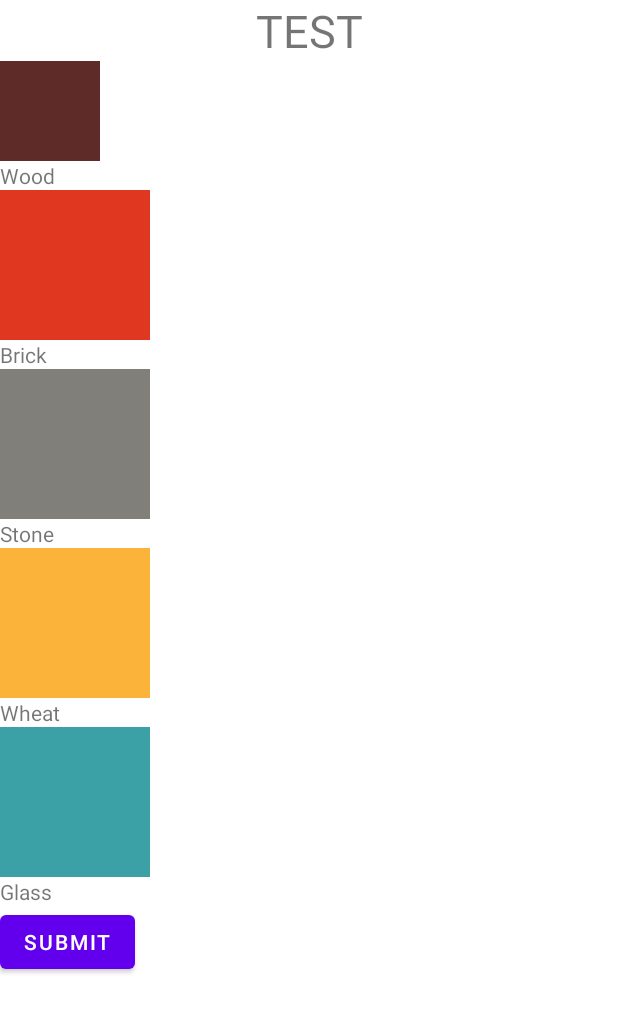
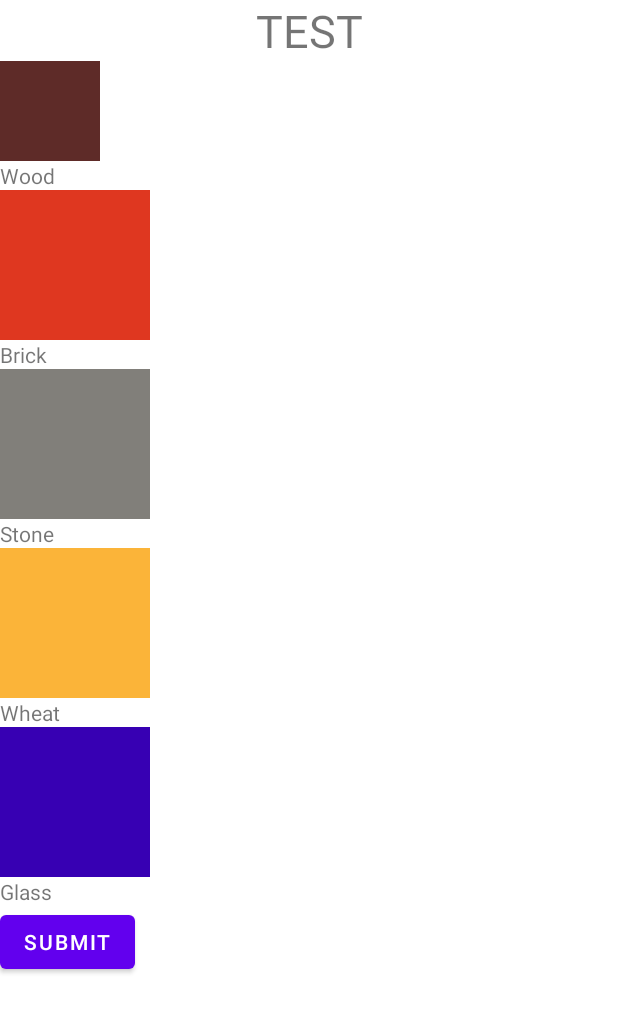
Before and after one commit to Pavital01/TinyTowns, an Android app: the Game screen opened directly, with no data from a screen before it, after a tap on an icon or button, on a phone screen of 412 x 824 dp. Shown: the top 1013 px of the screen. Run offline under Robolectric (Android 15) with nearby library versions, the phone set to English and light mode, and no system bars; 8 statements that could not run were skipped.

Commit message:
Some cosmetics edits and opacity for gameBoard with longClick

```diff
--- a/app/src/main/java/com/example/tinytowns/Game.kt
+++ b/app/src/main/java/com/example/tinytowns/Game.kt
@@ -1,28 +1,28 @@
 package com.example.tinytowns
 
 import android.annotation.SuppressLint
-import android.graphics.Color
-import android.graphics.drawable.ColorDrawable
 import android.graphics.drawable.Drawable
 import android.os.Bundle
-import android.view.LayoutInflater
 import android.view.View
 import android.widget.Button
 import android.widget.TextView
 import androidx.appcompat.app.AppCompatActivity
-import androidx.core.graphics.drawable.DrawableCompat
-import androidx.core.view.updateLayoutParams
 
 class Game() : AppCompatActivity() {
+    var opacity = 0.7f
+    var constSizeResource = 150
+    var constSizeCell = 10
     lateinit var choices : MutableMap<String,View>
     var previousView: View? = null
     lateinit var actual_resurse : Drawable
+    var actualResourceName : String = "Заглушка"
     lateinit var count_players: Integer
     val countCells = 16 - 1
     var players = mutableListOf<Player>()
     var actual_player: Player = Player("Default_1")
     lateinit var master : Player
     var gameBoard: MutableList<View> = mutableListOf()
+    var tempGameBoard: MutableList<View> = mutableListOf()
     lateinit var toNextPlayer: Button
     lateinit var infoPlayer: Button
     lateinit var test: Button
@@ -36,6 +36,12 @@ class Game() : AppCompatActivity() {
     private lateinit var choiceWheat : View
     private lateinit var choiceGlass : View
     private var touch : Boolean = false
+    val longClickListener = View.OnLongClickListener { view ->
+        view.alpha = opacity
+        println("YES-YES")
+
+        true // Возвращаем true, чтобы показать, что событие было обработано
+    }
 
 
 
@@ -54,7 +60,10 @@ class Game() : AppCompatActivity() {
         "UseCompatLoadingForDrawables", "SuspiciousIndentation"
     )
     override fun onCreate(savedInstanceState: Bundle?) {
+
+//        val test : Buildings = Buildings.Abbey.
         val defaultBackground = getDrawable(R.color.cell)
+
         super.onCreate(savedInstanceState)
         //объекты layout-ов для переключения
         gameView = layoutInflater.inflate(R.layout.activity_game, null)
@@ -75,21 +84,50 @@ class Game() : AppCompatActivity() {
 
         setContentView(masterChoiseView)
         val masterInfo: TextView? = masterChoiseView.findViewById(R.id.master_info)
-        if (masterInfo != null)
-            masterInfo?.text = "Master is ${master.name}"
-        else println("Nea")
+        if (masterInfo != null) masterInfo?.text = "Master is ${master.name}"
+
+        choices = mutableMapOf()
+        choices["wood"] = masterChoiseView.findViewById(R.id.choice_wood)
+        choices["brick"] = masterChoiseView.findViewById(R.id.choice_brick)
+        choices["stone"] = masterChoiseView.findViewById<View?>(R.id.choice_stone)
+        choices["wheat"] = masterChoiseView.findViewById(R.id.choice_wheat)
+        choices["glass"] = masterChoiseView.findViewById(R.id.choice_glass)
+
+//        choices["stone"]?.background = getDrawable(R.drawable.stone_img)!!
+
+        for ((key,value) in choices){
+
+            value.setOnClickListener{
+                actualResourceName = when(key){
+                    "wood" -> getString(R.string.resource_wood_name)
+                    "brick" -> getString(R.string.resource_brick_name)
+                    "glass" -> getString(R.string.resource_glass_name)
+                    "wheat" -> getString(R.string.resource_wheat_name)
+                    "stone" -> getString(R.string.resource_stone_name)
+                    else -> "Error"
+                }
+                actual_resurse = when(key){
+                    "wood" -> getDrawable(R.color.resource_wood_color)!!
+                    "brick" -> getDrawable(R.color.resource_brick_color)!!
+                    "glass" -> getDrawable(R.color.resource_glass_color)!!
+                    "wheat" -> getDrawable(R.color.resource_wheat_color)!!
+                    "stone" -> getDrawable(R.color.resource_stone_color)!!
+//                    "stone" -> getDrawable(R.drawable.stone_img)!!
+                    else -> getDrawable(R.color.cell)!!
+                }
+
+
+                changeSize(value,100)
+            }
+        }
 
         toGame = masterChoiseView.findViewById(R.id.toGameButton)
         toGame.setOnClickListener{
             setContentView(gameView)
         }
 
-
-
-
-
-//        println("Master and actual_player is ${master == actual_player}")
 //      Связывается List<View> с view из layout
+//      И попутно присваиваем фон по умолчанию
         gameBoard.add(gameView.findViewById(R.id.cell_1_1))
         gameBoard.get(0).background = defaultBackground
         gameBoard.add(gameView.findViewById(R.id.cell_1_2))
@@ -123,6 +161,7 @@ class Game() : AppCompatActivity() {
         gameBoard.add(gameView.findViewById(R.id.cell_4_4))
         gameBoard.get(15).background = defaultBackground
 
+        //Запаолняем поля игроков
         for (player in players){
             for (i in 0 .. countCells){
                 val view = View(this)
@@ -131,29 +170,13 @@ class Game() : AppCompatActivity() {
             }
         }
 
-
-
-        val txt: TextView? = gameView.findViewById(R.id.info_message)
-        if (txt != null)
-            txt?.text = actual_player.name
-        else println("Nea1")
-        val view: View = gameView.findViewById(R.id.cell_1_1)
-        val background: Drawable? = view.background
-        val backgroundResourceName: String? = background?.toString()
-        println("TEESSTT $backgroundResourceName")
-
+//
         for (i in gameBoard) {
             i.setOnClickListener {
-//                println("GameBoard ${gameBoard.get(1).resources.toString()}")
-//                println("Default ${defaultBackground.resources.toString()}")
-//                println("IT ${it.resources}")
+                i.alpha = 1f
                 touch = true
-                println("make touch = true")
                 if (it.background == defaultBackground) {
-                    println("it.background == defaultBackground")
                     if(previousView != null){
-                        println("previousView != null")
-//                        previousView!!.background = defaultBackground
                         previousView!!.background = defaultBackground
                         previousView = it
                     }
@@ -163,47 +186,24 @@ class Game() : AppCompatActivity() {
                     it.background = actual_resurse
                 }
             }
+            i.setOnLongClickListener(longClickListener)
+            i.layoutParams.width = constSizeCell
+            i.layoutParams.height = constSizeCell
         }
 
-        choices = mutableMapOf()
-        choices["wood"] = masterChoiseView.findViewById(R.id.choice_wood)
-        choices["brick"] = masterChoiseView.findViewById(R.id.choice_brick)
-        choices["stone"] = masterChoiseView.findViewById(R.id.choice_stone)
-        choices["wheat"] = masterChoiseView.findViewById(R.id.choice_wheat)
-        choices["glass"] = masterChoiseView.findViewById(R.id.choice_glass)
-
-        for ((key,value) in choices){
-            value.setOnClickListener{
-
-                actual_resurse = when(key){
-                    "wood" -> {getDrawable(R.color.resource_wood_color)!!}
-                    "brick" -> getDrawable(R.color.resource_brick_color)!!
-                    "glass" -> getDrawable(R.color.resource_glass_color)!!
-                    "wheat" -> getDrawable(R.color.resource_wheat_color)!!
-                    "stone" -> getDrawable(R.color.resource_stone_color)!!
-                    else -> getDrawable(R.color.cell)!!
-                }
-
-                changeSize(value,100)
-            }
-
-        }
+        loadGame()
 
         //Listeners
         toNextPlayer = gameView.findViewById(R.id.nextPlayerButton)
         toNextPlayer.setOnClickListener {
-            println("Touch? ${touch}")
             if (touch){
-                println("Touch = true")
                 saveBoard()
                 previousView = null
                 if (actual_player  == players.last()){
-//                println("Master and actual_player is ${master == actual_player}")
                     master = players[(master.number) % players.size]
                     setContentView(masterChoiseView)
                     if (masterInfo != null)
                         masterInfo?.text = "Master is ${master.name}"
-                    else println("Nea")
                     actual_player = players[(actual_player.number) % count_players]
                     toGame.setOnClickListener{
                         setContentView(gameView)
@@ -212,88 +212,58 @@ class Game() : AppCompatActivity() {
                 }
                 else{
                     actual_player = players[(actual_player.number) % count_players]
-                    //println("Actual player number ${actual_player.number}")
                     loadGame()
-//            println("after load")
                 }
             touch = false
             }
+        }
 
-
-        }
-        infoPlayer = gameView.findViewById(R.id.infoPlayerButton)
+        infoPlayer = gameView.findViewById(R.id.Buildings)
         infoPlayer.setOnClickListener {
             val txt: TextView? = findViewById(R.id.info_message)
             if (txt != null)
                 txt?.text = "number : ${actual_player.number} \nName : ${actual_player.name}${if (master == actual_player) "\nMASTER" else ""}"
-            else println("Nea")
-        }
-        test = gameView.findViewById(R.id.Buildings)
-        test.setOnClickListener{
-            gameBoard[3].setBackgroundColor(R.color.resource_brick_color)
         }
     }
 
     private fun loadGame(){
-//        println("load actualPlayer is ${actual_player.number}")
         loadBoard()
-        val txt: TextView? = gameView.findViewById(R.id.info_message)
-        if (txt != null)
-            txt?.text = actual_player.name
-        else println("Nea1")
-
+        showInfo()
     }
     private fun saveBoard(){
-        if (actual_player.field.size == 0){
-//            println("saveBoard null")
-            for (i in 0..countCells){
-                val view = View(this)
-                actual_player.field.add(view)
-                actual_player.field.get(i).background = gameBoard.get(i).background
-            }
-        }
-        else{
-//            println("saveBoard noNull")
-            for (i in 0..countCells)
-                actual_player.field.get(i).background = gameBoard.get(i).background
+        for (i in 0..countCells) {
+            gameBoard.get(i).alpha = 1f
+            actual_player.field.get(i).background = gameBoard.get(i).background
+
         }
     }
     private fun loadBoard(){
-        if (actual_player.field.size == 0){
-//            println("loadBoard null")
-            for (i in 0..countCells){
-                val view = View(this)
-                actual_player.field.add(view)
-                actual_player.field.get(i).background = gameBoard.get(i).background
-            }
-        }
-        for (i in 0..countCells) {
-            val yellowColor = Color.argb(255, 255, 255, 0)
+        for (i in 0..countCells)
             gameBoard.get(i).background = actual_player.field.get(i).background
-
-        }
     }
 
     private fun changeSize(view: View,x : Int){
         val const = 150
-        choices["wood"]?.layoutParams!!.height = const
-        choices["wood"]?.layoutParams!!.width = const
-        choices["brick"]?.layoutParams!!.height = const
-        choices["brick"]?.layoutParams!!.width = const
-        choices["stone"]?.layoutParams!!.height = const
-        choices["stone"]?.layoutParams!!.width = const
-        choices["wheat"]?.layoutParams!!.height = const
-        choices["wheat"]?.layoutParams!!.width = const
-        choices["glass"]?.layoutParams!!.height = const
-        choices["glass"]?.layoutParams!!.width = const
+        choices["wood"]?.layoutParams!!.height = constSizeResource
+        choices["wood"]?.layoutParams!!.width = constSizeResource
+        choices["brick"]?.layoutParams!!.height = constSizeResource
+        choices["brick"]?.layoutParams!!.width = constSizeResource
+        choices["stone"]?.layoutParams!!.height = constSizeResource
+        choices["stone"]?.layoutParams!!.width = constSizeResource
+        choices["wheat"]?.layoutParams!!.height = constSizeResource
+        choices["wheat"]?.layoutParams!!.width = constSizeResource
+        choices["glass"]?.layoutParams!!.height = constSizeResource
+        choices["glass"]?.layoutParams!!.width = constSizeResource
 
         view.layoutParams.height = x
         view.layoutParams.width = x
         view.minimumHeight = x
         view.minimumWidth = x
-//        it.layoutParams.height = 45
-//            it.layoutParams.width = 45
-//            it.minimumHeight = 45
-//            it.minimumWidth = 45
+    }
+
+    private fun showInfo(){
+        val txt: TextView? = gameView.findViewById(R.id.info_message)
+        if (txt != null)
+            txt?.text = "Player : ${actual_player.name}\nMaster ${master.name} selected ${actualResourceName}"
     }
 }
--- a/app/src/main/res/values/colors.xml
+++ b/app/src/main/res/values/colors.xml
@@ -11,7 +11,6 @@
     <color name="resource_brick_color">#DF3720</color>
     <color name="resource_stone_color">#817F7A</color>
     <color name="resource_wheat_color">#FBB439</color>
-    <color name="resource_glass_color">#3BA1A6</color>
+    <color name="resource_glass_color">#FF3700B3</color>
     <color name="cell">#00E60B</color>
-    <color name="cell2">#077FFF</color>
 </resources>
```
Also changed, not shown: app/src/main/java/com/example/tinytowns/Building.kt (added, +10 -0 lines), app/src/main/java/com/example/tinytowns/Buildings.kt (+129 -54 lines), app/src/main/java/com/example/tinytowns/sampledata/Abbey.kt (added, +12 -0 lines), app/src/main/res/layout/activity_game.xml (+9 -29 lines), app/src/main/res/layout/game_buildings.xml (added, +95 -0 lines), app/src/main/res/drawable/stone_img.png (added).
